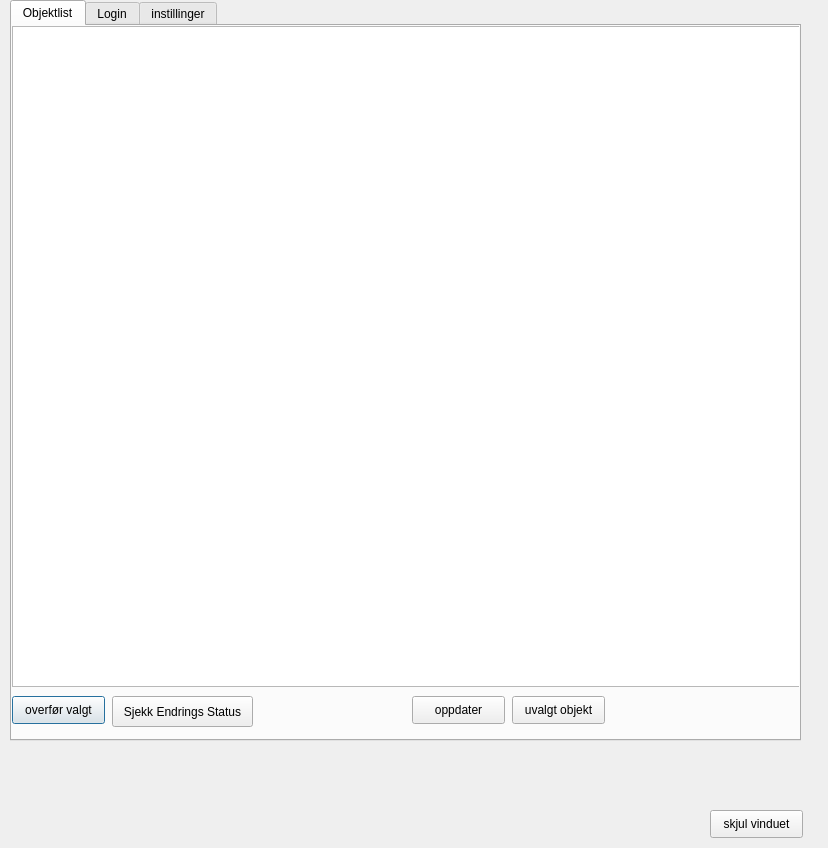
This is nvdbskriv_beta.ui in JACCCostring/NVDBPlugin as Qt 5 draws it before an edit. The edited form follows.
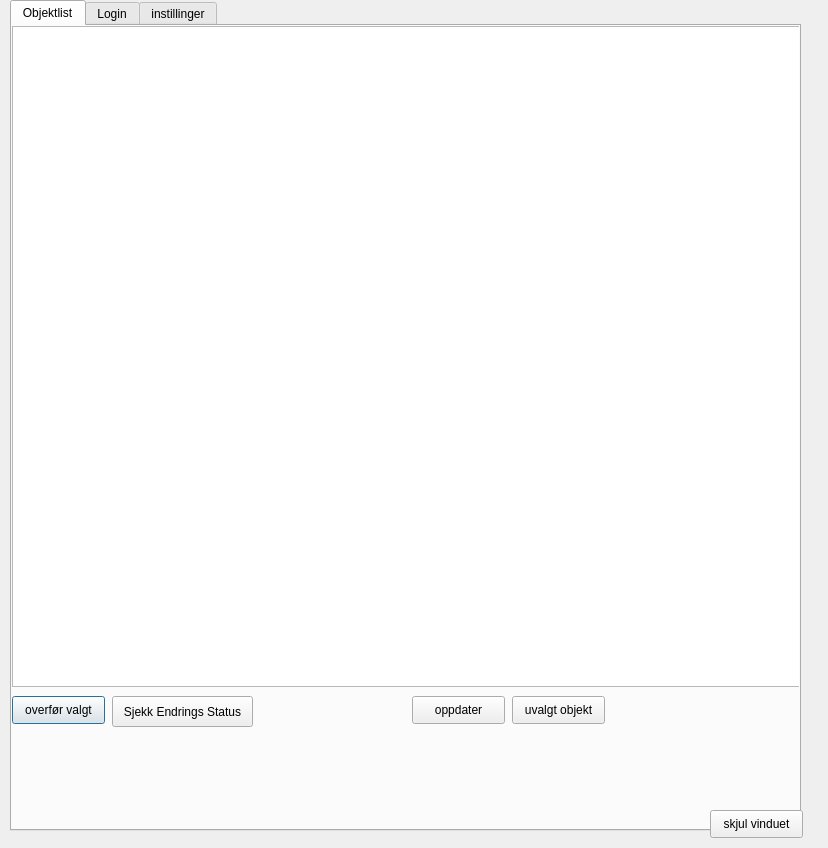
This is the edited form.

Diff of the .ui file:
```diff
--- a/nvdbskriv_beta.ui
+++ b/nvdbskriv_beta.ui
@@ -19,7 +19,7 @@
      <x>10</x>
      <y>0</y>
      <width>791</width>
-     <height>741</height>
+     <height>831</height>
     </rect>
    </property>
    <property name="currentIndex">
```
Left out of the diff: 26 changed lines with no effect on the pictures.
